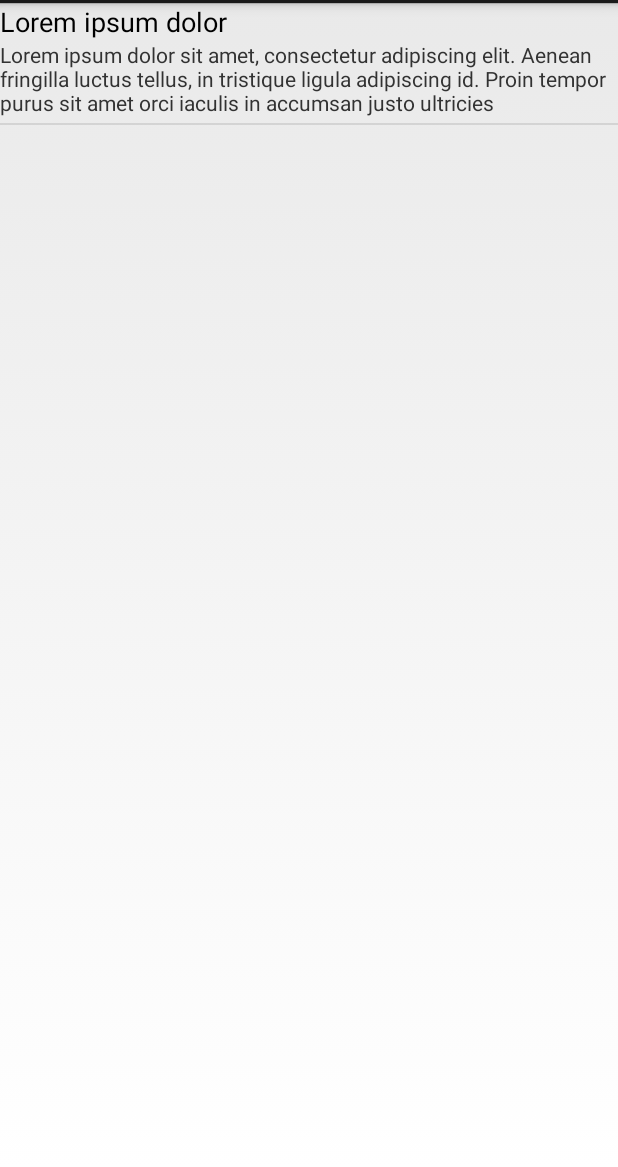
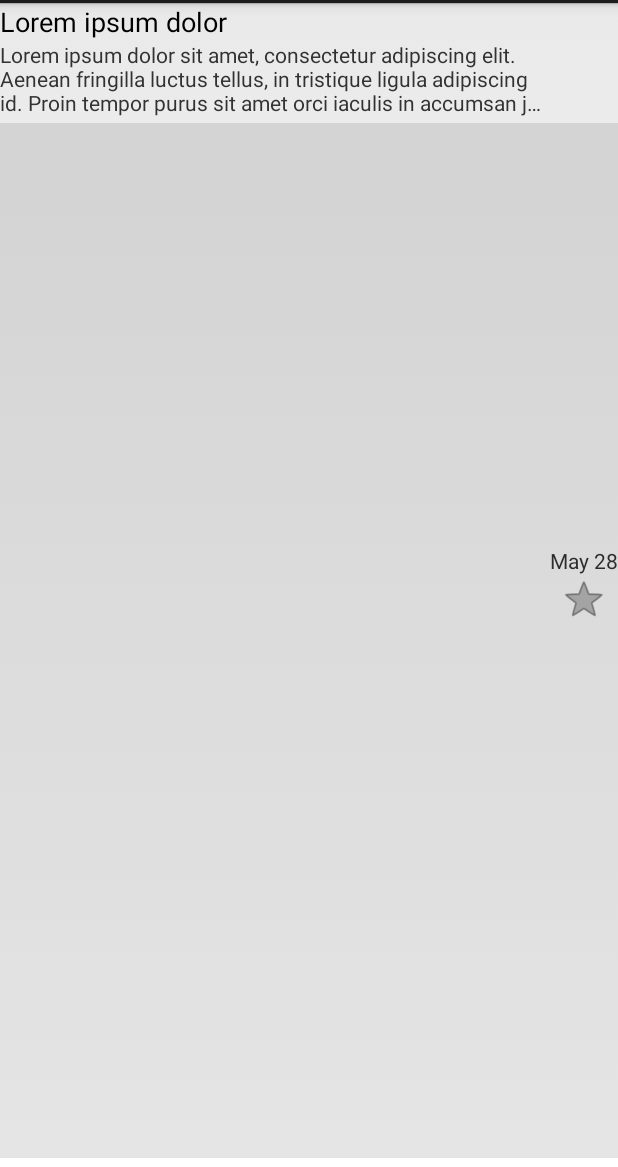
Before and after one commit to SidhNor/SITracker, an Android app: the layout publications_item.xml on its own in the app's theme, with its tools: preview values and no code run, on a phone screen of 412 x 824 dp, the part 69-1236 px from its top. Run offline under Robolectric (Android 15) with nearby library versions, the phone set to English and light mode, and no system bars.

Commit message:
Small updates

```diff
--- a/SITracker/src/main/java/com/andrada/sitracker/MainActivity.java
+++ b/SITracker/src/main/java/com/andrada/sitracker/MainActivity.java
@@ -28,7 +28,6 @@
     public boolean onCreateOptionsMenu(com.actionbarsherlock.view.Menu menu) {
         // Inflate the menu; this adds items to the action bar if it is present.
         getSupportMenuInflater().inflate(R.menu.main, menu);
-
         return true;
     }
 
--- a/SITracker/src/main/java/com/andrada/sitracker/fragment/AuthorsFragment.java
+++ b/SITracker/src/main/java/com/andrada/sitracker/fragment/AuthorsFragment.java
@@ -2,6 +2,7 @@
 
 import android.app.Activity;
 import android.content.Context;
+import android.graphics.Color;
 import android.os.Build;
 import android.os.Bundle;
 import android.support.v4.app.ListFragment;
@@ -117,6 +118,7 @@
 		public View getView(int position, View convertView, ViewGroup parent) {
 			int layout = Build.VERSION.SDK_INT >= Build.VERSION_CODES.HONEYCOMB ? android.R.layout.simple_list_item_activated_1
 					: android.R.layout.simple_list_item_1;
+
 			TextView view = (TextView) inflater.inflate(layout, parent,false);
             if (view != null) {
                 view.setText(authors.get(position).getName());
--- a/SITracker/src/main/res/layout-large/activity_main.xml
+++ b/SITracker/src/main/res/layout-large/activity_main.xml
@@ -10,6 +10,9 @@
               android:layout_weight="1"
               android:layout_width="0dp"
               android:layout_height="match_parent" tools:layout="@layout/simple_list_item_1"/>
+    <ImageView
+        android:layout_height="match_parent"
+        android:layout_width="6dp" android:src="#acacac" android:contentDescription="Shadow image"/>
 
     <fragment android:name="com.andrada.sitracker.fragment.PublicationsFragment"
               android:id="@+id/fragment_publications"
--- a/SITracker/src/main/res/layout/publications_activity.xml
+++ b/SITracker/src/main/res/layout/publications_activity.xml
@@ -5,6 +5,6 @@
              android:layout_height="match_parent">
     <fragment android:name="com.andrada.sitracker.fragment.PublicationsFragment"
               android:id="@+id/fragment_publications"
-              android:layout_width="0dp"
+              android:layout_width="match_parent"
               android:layout_height="match_parent"/>
 </FrameLayout>
--- a/SITracker/src/main/res/layout/publications_item.xml
+++ b/SITracker/src/main/res/layout/publications_item.xml
@@ -1,28 +1,53 @@
 <?xml version="1.0" encoding="utf-8"?>
-<LinearLayout xmlns:android="http://schemas.android.com/apk/res/android"
+<RelativeLayout xmlns:android="http://schemas.android.com/apk/res/android"
     android:layout_width="match_parent"
     android:layout_height="match_parent"
     android:showDividers="middle"
-    android:orientation="vertical" >
+    android:orientation="vertical"
+    android:minHeight="60dp">
 
     <TextView
         android:id="@+id/item_title"
         android:layout_width="wrap_content"
         android:layout_height="wrap_content"
+        android:layout_alignParentTop="true"
         android:textAppearance="?android:attr/textAppearanceMedium"
         android:textColor="?android:attr/textColorPrimary"
         android:text="@string/designtime_placeholder_short"/>
+    <LinearLayout
+        android:id="@+id/item_actions"
+        android:layout_width="wrap_content"
+        android:layout_height="wrap_content"
+        android:layout_alignParentRight="true"
+        android:layout_centerVertical="true"
+        android:orientation="vertical">
+        <TextView android:id="@+id/item_update_date"
+            android:layout_width="wrap_content"
+            android:layout_height="wrap_content"
+            android:text="@string/designtime_placeholder_date"/>
+        <CheckBox android:id="@+id/item_updated"
+            style="?android:attr/starStyle"
+            android:layout_width="wrap_content"
+            android:layout_height="match_parent" android:layout_gravity="center_horizontal"/>
+    </LinearLayout>
+
     <TextView
         android:layout_width="wrap_content"
         android:layout_height="wrap_content"
+        android:id="@+id/item_description"
+        android:layout_below="@id/item_title"
+        android:layout_alignParentLeft="true"
+        android:layout_toLeftOf="@+id/item_actions"
         android:textAppearance="?android:attr/textAppearanceSmall"
         android:textColor="?android:attr/textColorSecondary"
-        android:id="@+id/item_description" android:layout_gravity="left|center_vertical"
+        android:layout_gravity="left|center_vertical"
         android:text="@string/designtime_placeholder_long"
         android:singleLine="false" android:maxLines="3" android:ellipsize="end"/>
+
     <View
         android:id="@+id/publication_item_divider"
-        style="@style/DividerThin" android:layout_marginBottom="6dp" android:layout_marginTop="4dp"
-        android:paddingLeft="3dp" android:paddingRight="3dp"/>
+        android:layout_alignParentBottom="true"
+        android:layout_below="@id/item_description"
+        style="@style/DividerThin" android:layout_marginBottom="6dp" android:layout_marginTop="4dp"/>
 
-</LinearLayout>
+</RelativeLayout>
--- a/SITracker/src/main/res/values/strings.xml
+++ b/SITracker/src/main/res/values/strings.xml
@@ -16,5 +16,6 @@
         ultricies
     </string>
     <string name="designtime_placeholder_short">Lorem ipsum dolor</string>
+    <string name="designtime_placeholder_date">May 28</string>
 
 </resources>
```
Also changed, not shown: SITracker/src/main/java/com/andrada/sitracker/db/beans/Publication.java (+13 -0 lines), SITracker/src/main/java/com/andrada/sitracker/fragment/PublicationsFragment.java (+11 -7 lines), 1 other file.
